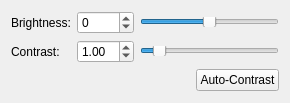
Before: the Qt Designer form brightnesscontrast.ui in Snuux/ImageProcessingApp, drawn with Qt 5.
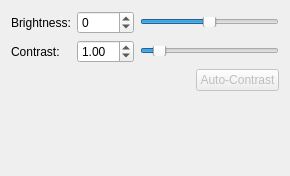
After: the same form once the commit is applied.

What changed in the file:
```diff
--- a/brightnesscontrast.ui
+++ b/brightnesscontrast.ui
@@ -7,7 +7,7 @@
     <x>0</x>
     <y>0</y>
     <width>290</width>
-    <height>103</height>
+    <height>176</height>
    </rect>
   </property>
   <property name="windowTitle">
@@ -119,6 +119,9 @@
      </item>
      <item>
       <widget class="QPushButton" name="pushButton">
+       <property name="enabled">
+        <bool>false</bool>
+       </property>
        <property name="text">
         <string>Auto-Contrast</string>
        </property>
```
